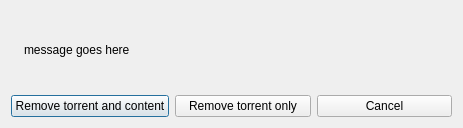
Before: the Qt Designer form src/gui/deletionconfirmationdialog.ui in lucassantillifuck2fa/qBittorrent, drawn with Qt 5.
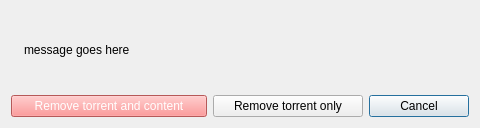
After: the same form once the commit is applied.

```diff
--- a/src/gui/deletionconfirmationdialog.ui
+++ b/src/gui/deletionconfirmationdialog.ui
@@ -6,7 +6,7 @@
    <rect>
     <x>0</x>
     <y>0</y>
-    <width>463</width>
+    <width>480</width>
     <height>128</height>
    </rect>
   </property>
@@ -46,9 +46,6 @@
        <property name="text">
         <string notr="true">message goes here</string>
        </property>
-       <property name="alignment">
-        <set>Qt::AlignmentFlag::AlignLeading|Qt::AlignmentFlag::AlignLeft|Qt::AlignmentFlag::AlignVCenter</set>
-       </property>
        <property name="wordWrap">
         <bool>true</bool>
        </property>
@@ -60,6 +57,17 @@
     <layout class="QHBoxLayout" name="buttonLayout">
      <item>
       <widget class="QPushButton" name="deleteContentButton">
+       <property name="font">
+        <font>
+         <bold>false</bold>
+         <kerning>true</kerning>
+        </font>
+       </property>
+       <property name="styleSheet">
+        <string notr="true">background-color: rgb(255, 125, 125);
+color: rgb(255, 255, 255);
+selection-background-color: rgb(250, 74, 74);</string>
+       </property>
        <property name="text">
         <string>Remove torrent and content</string>
        </property>
@@ -67,6 +75,12 @@
      </item>
      <item>
       <widget class="QPushButton" name="deleteTorrentButton">
+       <property name="maximumSize">
+        <size>
+         <width>150</width>
+         <height>16777215</height>
+        </size>
+       </property>
        <property name="text">
         <string>Remove torrent only</string>
        </property>
@@ -74,9 +88,27 @@
      </item>
      <item>
       <widget class="QPushButton" name="cancelButton">
+       <property name="enabled">
+        <bool>true</bool>
+       </property>
+       <property name="sizePolicy">
+        <sizepolicy hsizetype="Minimum" vsizetype="Fixed">
+         <horstretch>0</horstretch>
+         <verstretch>0</verstretch>
+        </sizepolicy>
+       </property>
+       <property name="maximumSize">
+        <size>
+         <width>100</width>
+         <height>30</height>
+        </size>
+       </property>
        <property name="text">
         <string>Cancel</string>
        </property>
+       <property name="default">
+        <bool>true</bool>
+       </property>
       </widget>
      </item>
     </layout>
```
